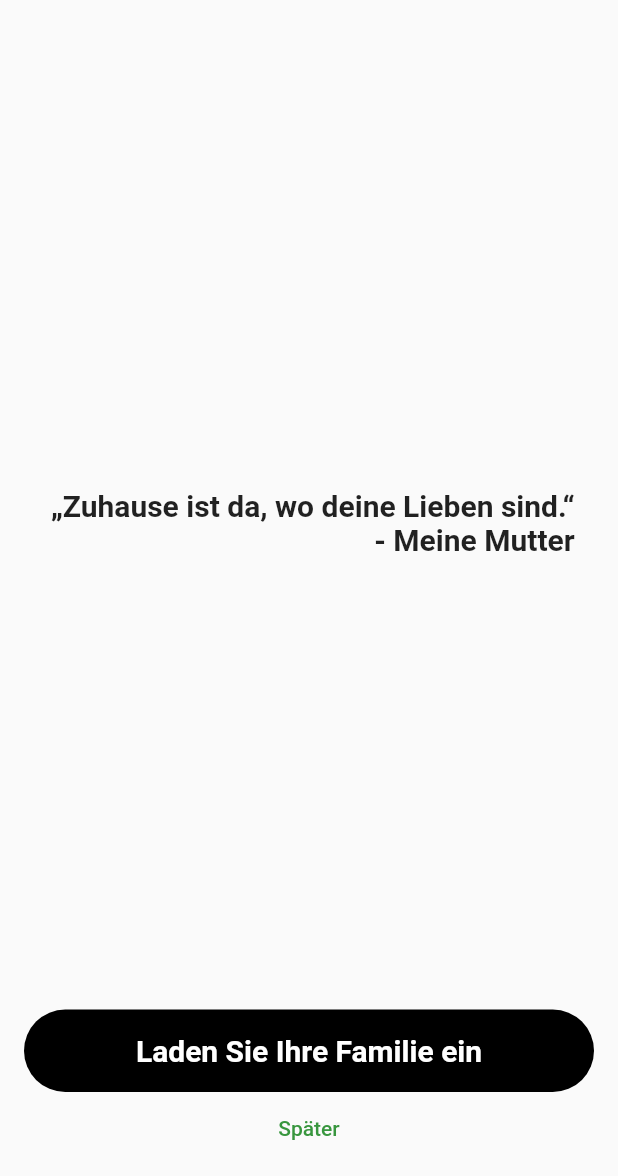
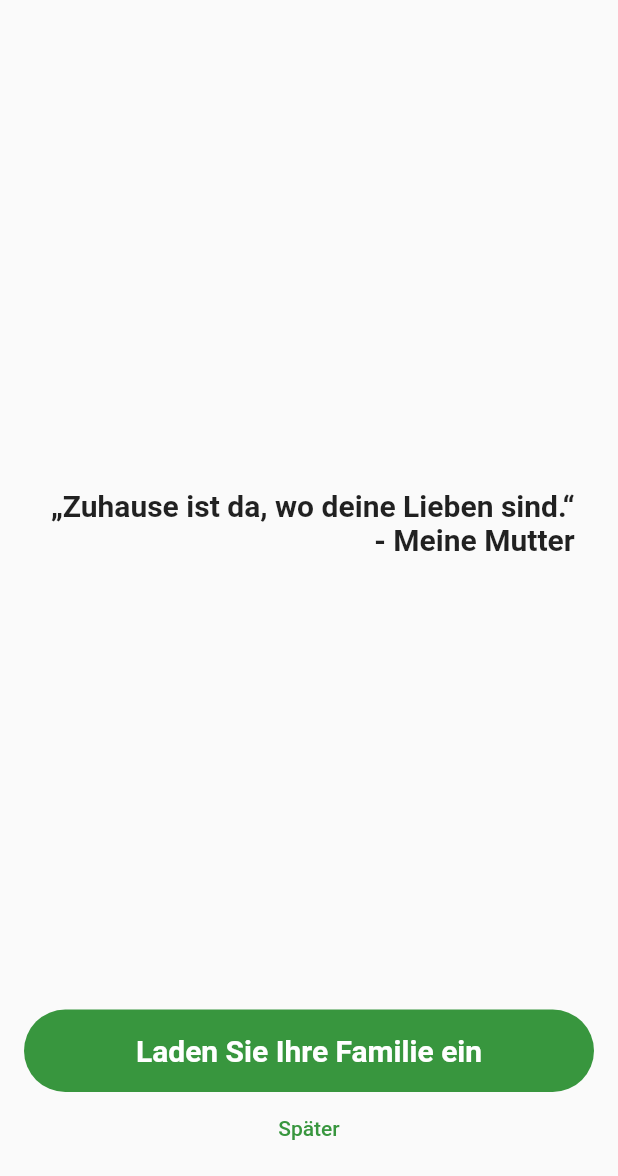
Before and after one commit to RobertPietraru/Home, a Flutter app: the InviteToHomeScreen screen opened directly with empty values, on a phone screen of 412 x 824 dp, the part 60-1236 px from its top. Run offline on Flutter 3.47's test engine with Material 2 defaults, Android fonts, the phone set to English and light mode, and no system bars; our stand-ins replace cloud_firestore, dartz, equatable, firebase_auth, firebase_core, flutter_bloc and 8 more; accounts and stored records are empty; generated files the repository leaves out were written again.

Commit message:
green button for invite

```diff
--- a/lib/app/home/screens/invite_to_home_screen.dart
+++ b/lib/app/home/screens/invite_to_home_screen.dart
@@ -32,6 +32,7 @@ class InviteToHomeScreen extends StatelessWidget {
               children: [
                 LongButton(
                   label: context.translator.inviteYourFamily,
+                  color: theme.companyColor,
                   onPressed: () async {
                     Share.share(homeEntity.id);
                     Navigator.pop(context);
```
